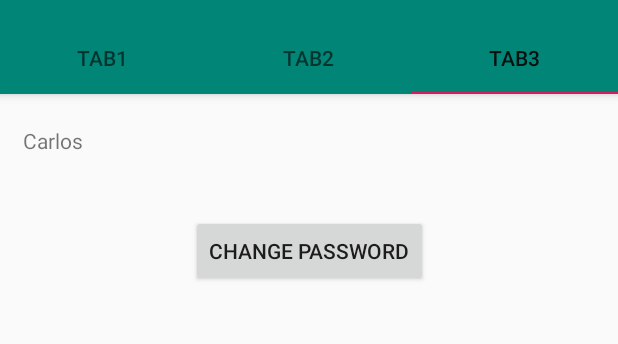
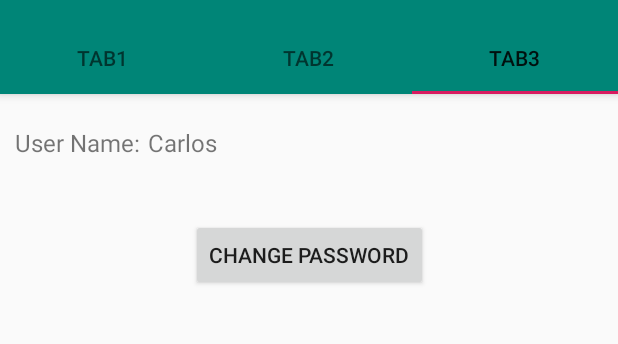
Before and after one commit to CarlesRa/PM_AppBarLayout, an Android app: the screen it shows after launch (MainActivity), tab 3 chosen, on a phone screen of 412 x 824 dp, the part 62-406 px from its top. Run offline under Robolectric (Android 15) with nearby library versions, the phone set to English and light mode, and no system bars.

Commit message:
Fettt falta fer els strings internacionals

```diff
--- a/app/src/main/res/layout/frg_acceso.xml
+++ b/app/src/main/res/layout/frg_acceso.xml
@@ -5,28 +5,6 @@
     android:id="@+id/linearLayout3"
     android:layout_width="match_parent"
     android:layout_height="match_parent">
-
-    <TextView
-        android:id="@+id/tvLblUserName"
-        android:layout_width="wrap_content"
-        android:layout_height="wrap_content"
-        android:layout_marginStart="10dp"
-        android:layout_marginLeft="10dp"
-        android:layout_marginTop="20dp"
-        app:layout_constraintStart_toStartOf="parent"
-        app:layout_constraintTop_toTopOf="parent"
-        tools:text="@string/tvlblUser" />
-
-    <TextView
-        android:id="@+id/tvUser"
-        android:layout_width="wrap_content"
-        android:layout_height="wrap_content"
-        android:layout_marginStart="5dp"
-        android:layout_marginLeft="5dp"
-        android:layout_marginTop="20dp"
-        android:text="TextView"
-        app:layout_constraintStart_toEndOf="@+id/tvLblUserName"
-        app:layout_constraintTop_toTopOf="parent" />
 
     <Button
         android:id="@+id/btChangePass"
@@ -46,6 +24,7 @@
         android:layout_marginLeft="10dp"
         android:layout_marginTop="20dp"
         android:text="@string/lblYourPass"
+        android:textSize="16dp"
         android:visibility="invisible"
         app:layout_constraintStart_toStartOf="parent"
         app:layout_constraintTop_toBottomOf="@+id/btChangePass" />
@@ -75,6 +54,7 @@
         android:layout_marginLeft="10dp"
         android:layout_marginTop="10dp"
         android:text="@string/lblnewPass"
+        android:textSize="16dp"
         android:visibility="invisible"
         app:layout_constraintStart_toStartOf="parent"
         app:layout_constraintTop_toBottomOf="@+id/etYourPass" />
@@ -103,6 +83,7 @@
         android:layout_marginLeft="10dp"
         android:layout_marginTop="10dp"
         android:text="@string/lblRepitPass"
+        android:textSize="16dp"
         android:visibility="invisible"
         app:layout_constraintStart_toStartOf="parent"
         app:layout_constraintTop_toBottomOf="@+id/etNewPass" />
@@ -133,4 +114,28 @@
         app:layout_constraintEnd_toEndOf="parent"
         app:layout_constraintStart_toStartOf="parent"
         app:layout_constraintTop_toBottomOf="@+id/etRepitPass" />
+
+    <TextView
+        android:id="@+id/tvLblUserName"
+        android:layout_width="wrap_content"
+        android:layout_height="wrap_content"
+        android:layout_marginStart="10dp"
+        android:layout_marginLeft="10dp"
+        android:layout_marginTop="20dp"
+        android:text="@string/tvlblUser"
+        app:layout_constraintStart_toStartOf="parent"
+        app:layout_constraintTop_toTopOf="parent"
+        android:textSize="16dp" />
+
+    <TextView
+        android:id="@+id/tvUser"
+        android:layout_width="wrap_content"
+        android:layout_height="wrap_content"
+        android:layout_marginStart="5dp"
+        android:layout_marginLeft="5dp"
+        android:layout_marginTop="20dp"
+        android:text="TextView"
+        android:textSize="16dp"
+        app:layout_constraintStart_toEndOf="@+id/tvLblUserName"
+        app:layout_constraintTop_toTopOf="parent" />
 </androidx.constraintlayout.widget.ConstraintLayout>
```
Also changed, not shown: app/src/main/java/com/carlesramos/appbarlayout/fragments/FragmentAcceso.java (+4 -5 lines), app/src/main/res/layout/frg_personal.xml (+17 -17 lines), app/src/main/res/layout/frg_profesional.xml (+8 -8 lines).
